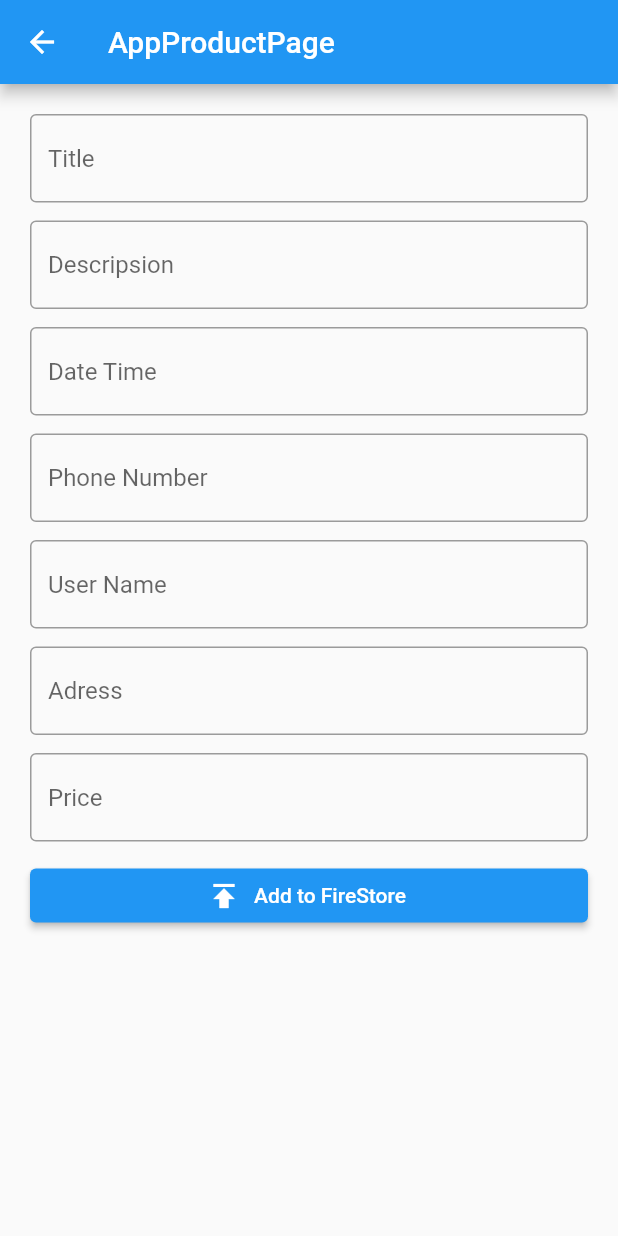
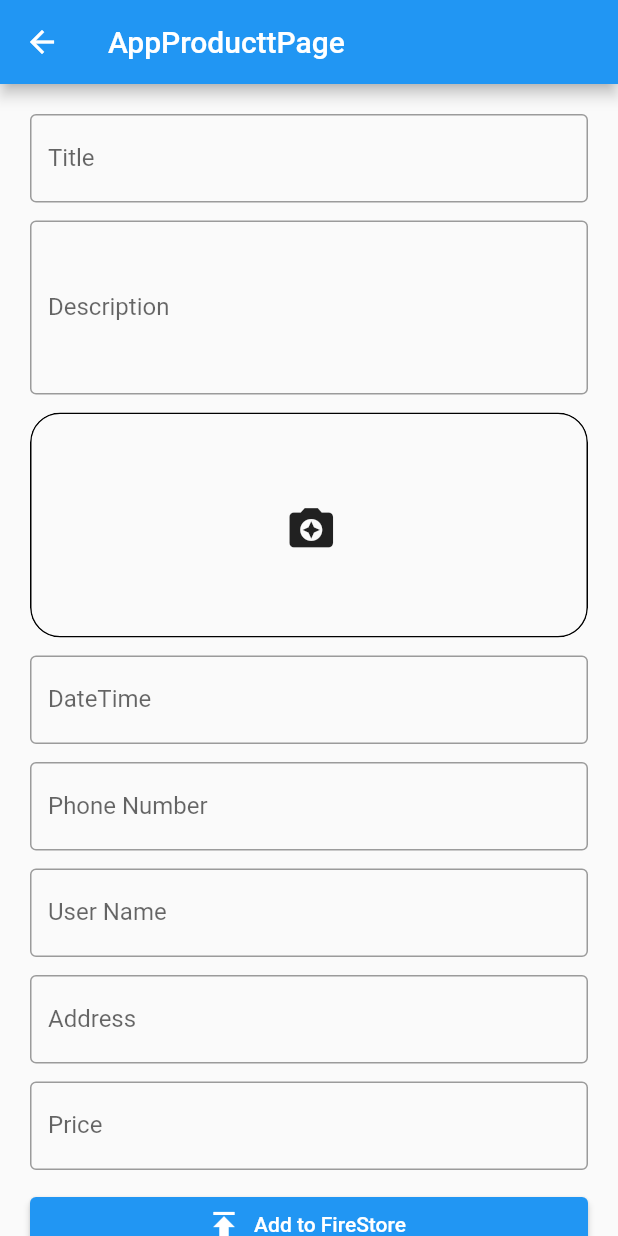
Before and after one commit to AiperiOrmonbekowa/jarnama_app, a Flutter app: the screen it shows after launch, after a tap on the "add" icon, on a phone screen of 412 x 824 dp. Run offline on Flutter 3.47's test engine with Material 2 defaults, Android fonts, the phone set to English and light mode, and no system bars; our stand-ins replace firebase_core, image_picker; accounts and stored records are empty.

Commit message:
image picker

```diff
--- a/lib/app_product/page/app_product_page.dart
+++ b/lib/app_product/page/app_product_page.dart
@@ -1,98 +1,84 @@
-import 'package:flutter/cupertino.dart';
+import 'dart:io';
+
 import 'package:flutter/material.dart';
+import 'package:image_picker/image_picker.dart';
+import 'package:intl/intl.dart';
+import 'package:jarnama_app/components/custom_text_field.dart';
+import '../../components/image_card.dart';
+import '../../components/image_container.dart';
+import '../../services/date_time.service.dart';
+import '../../services/image_picker_service.dart';
 
-import '../../components/custom_text_field.dart';
+// ignore: must_be_immutable
+class AppProductPage extends StatelessWidget {
+  AppProductPage({Key? key}) : super(key: key);
 
-class AppProductPage extends StatelessWidget {
-  const AppProductPage({Key? key}) : super(key: key);
+  final title = TextEditingController();
+  final desc = TextEditingController();
+  final dateTime = TextEditingController();
+  final phone = TextEditingController();
+  final userName = TextEditingController();
+  final address = TextEditingController();
+  final price = TextEditingController();
+  List<XFile> images = [];
 
   @override
   Widget build(BuildContext context) {
-    final _title = TextEditingController();
-    final _desc = TextEditingController();
-    final _datetime = TextEditingController();
-    final _phone = TextEditingController();
-    final _userName = TextEditingController();
-    final _adress = TextEditingController();
-    final _price = TextEditingController();
     return Scaffold(
       appBar: AppBar(
-        title: const Text('AppProductPage'),
+        title: const Text('AppProducttPage'),
       ),
       body: ListView(
-        padding: const EdgeInsets.fromLTRB(20, 20, 20, 20),
+        padding: const EdgeInsets.all(20),
         children: [
           CustomTextField(
-            controller: _title,
+            controller: title,
             hintText: 'Title',
           ),
-          const SizedBox(
-            height: 12,
+          const SizedBox(height: 12),
+          CustomTextField(
+            controller: desc,
+            maxLines: 4,
+            hintText: 'Description',
           ),
+          const SizedBox(height: 12),
+          ImageContainer(
+            images: images,
+            onPiced: (value) => images = value,
+          ),
+          const SizedBox(height: 12),
           CustomTextField(
-            controller: _desc,
-            hintText: 'Descripsion',
-          ),
-          const SizedBox(
-            height: 12,
-          ),
-          CustomTextField(
-            controller: _datetime,
-            hintText: 'Date Time',
+            controller: dateTime,
+            hintText: 'DateTime',
             focusNode: FocusNode(),
             onTap: () async {
-              // iosDatePicker(BuildContext context) {
-              showCupertinoModalPopup(
-                  context: context,
-                  builder: (BuildContext builder) {
-                    return Container(
-                      height:
-                          MediaQuery.of(context).copyWith().size.height * 0.25,
-                      color: Colors.white,
-                      child: CupertinoDatePicker(
-                        mode: CupertinoDatePickerMode.date,
-                        onDateTimeChanged: (value) {
-                          _datetime.text = value.toString();
-                        },
-                        initialDateTime: DateTime.now(),
-                        minimumYear: 2000,
-                        maximumYear: 3000,
-                      ),
-                    );
-                  });
+              await DateTimeService.showDateTimePicker(
+                context,
+                (value) => dateTime.text = DateFormat("d MMM, y").format(value),
+              );
             },
           ),
-          const SizedBox(
-            height: 12,
-          ),
+          const SizedBox(height: 12),
           CustomTextField(
-            controller: _phone,
+            controller: phone,
             hintText: 'Phone Number',
           ),
-          const SizedBox(
-            height: 12,
-          ),
+          const SizedBox(height: 12),
           CustomTextField(
-            controller: _userName,
+            controller: userName,
             hintText: 'User Name',
           ),
-          const SizedBox(
-            height: 12,
+          const SizedBox(height: 12),
+          CustomTextField(
+            controller: address,
+            hintText: 'Address',
           ),
+          const SizedBox(height: 12),
           CustomTextField(
-            controller: _adress,
-            hintText: 'Adress',
-          ),
-          const SizedBox(
-            height: 12,
-          ),
-          CustomTextField(
-            controller: _price,
+            controller: price,
             hintText: 'Price',
           ),
-          const SizedBox(
-            height: 12,
-          ),
+          const SizedBox(height: 12),
           ElevatedButton.icon(
             onPressed: () {},
             icon: const Icon(Icons.publish),
--- a/lib/components/custom_text_field.dart
+++ b/lib/components/custom_text_field.dart
@@ -2,7 +2,7 @@ import 'package:flutter/material.dart';
 
 class CustomTextField extends StatelessWidget {
   const CustomTextField({
-    Key? key,
+    super.key,
     this.hintText,
     this.controller,
     this.onTap,
@@ -10,11 +10,11 @@ class CustomTextField extends StatelessWidget {
     this.prefixIcon,
     this.suffixIcon,
     this.focusNode,
-  }) : super(key: key);
+  });
 
   final String? hintText;
   final TextEditingController? controller;
-  final Function()? onTap;
+  final void Function()? onTap;
   final int? maxLines;
   final Widget? prefixIcon;
   final Widget? suffixIcon;
@@ -23,13 +23,15 @@ class CustomTextField extends StatelessWidget {
   @override
   Widget build(BuildContext context) {
     return TextFormField(
+      controller: controller,
       onTap: onTap,
       maxLines: maxLines,
       focusNode: focusNode,
       decoration: InputDecoration(
         prefixIcon: prefixIcon,
         suffixIcon: suffixIcon,
-        hintText: hintText ?? '',
+        label: Text(hintText ?? ''),
+        hintText: hintText,
         border: const OutlineInputBorder(),
       ),
     );
--- /dev/null
+++ b/lib/components/image_container.dart
@@ -0,0 +1,95 @@
+import 'package:flutter/material.dart';
+import 'package:image_picker/image_picker.dart';
+
+import '../services/image_picker_service.dart';
+import 'image_card.dart';
+
+class ImageContainer extends StatefulWidget {
+  ImageContainer({
+    Key? key,
+    required this.images,
+    required this.onPiced,
+  }) : super(key: key);
+  List<XFile> images;
+  final void Function(List<XFile> images) onPiced;
+
+  @override
+  State<ImageContainer> createState() => _ImageContainerState();
+}
+
+class _ImageContainerState extends State<ImageContainer> {
+  final service = ImagePickerService();
+  @override
+  Widget build(BuildContext context) {
+    return ClipRRect(
+      borderRadius: BorderRadius.circular(20),
+      child: Container(
+        width: double.infinity,
+        decoration: BoxDecoration(
+          border: Border.all(),
+          borderRadius: BorderRadius.circular(20),
+        ),
+        child: widget.images.isNotEmpty
+            ? SizedBox(
+                height: 300,
+                child: Stack(
+                  children: [
+                    GridView.builder(
+                        gridDelegate:
+                            const SliverGridDelegateWithFixedCrossAxisCount(
+                                crossAxisCount: 3),
+                        itemCount: widget.images.length,
+                        itemBuilder: (BuildContext context, int index) {
+                          return ImageCard(
+                            file: widget.images[index],
+                            delete: (value) {
+                              widget.images.remove(value);
+
+                              setState(() {});
+                            },
+                          );
+                        }),
+                    Positioned(
+                      bottom: 7,
+                      right: 7,
+                      child: IconButton(
+                        onPressed: () async {
+                          final value = await service.pickImages();
+                          if (value != null) {
+                            widget.onPiced(value);
+                            widget.images = value;
+                            setState(() {});
+                          }
+                        },
+                        icon: const Icon(
+                          Icons.camera_enhance,
+                          size: 30,
+                        ),
+                      ),
+                    ),
+                  ],
+                ),
+              )
+            : Center(
+                child: Padding(
+                  padding: const EdgeInsets.all(50),
+                  child: IconButton(
+                    onPressed: () async {
+                      final value = await service.pickImages();
+                      if (value != null) {
+                        widget.onPiced(value);
+                        widget.images = value;
+                        setState(() {});
+                      }
+                    },
+                    icon: const Icon(
+                      Icons.camera_enhance,
+                      size: 35,
+                    ),
+                  ),
+                ),
+              ),
+      ),
+    );
+  }
+}
--- a/lib/home/page/home_page.dart
+++ b/lib/home/page/home_page.dart
@@ -19,7 +19,7 @@ class _HomePageState extends State<HomePage> {
       floatingActionButton: FloatingActionButton(
         onPressed: () {
           Navigator.push(context,
-              MaterialPageRoute(builder: (context) => const AppProductPage()));
+              MaterialPageRoute(builder: (context) => AppProductPage()));
         },
         child: const Icon(Icons.add),
       ),
--- a/lib/model/product_model.dart
+++ b/lib/model/product_model.dart
@@ -1,35 +1,35 @@
-// ignore_for_file: public_member_api_docs, sort_constructors_first
 import 'dart:convert';
 
 class Product {
-  const Product(
-      {this.images,
-      required this.title,
-      required this.descripsion,
-      required this.dateTime,
-      required this.phoneNumber,
-      required this.userName,
-      required this.adress,
-      this.prices});
+  const Product({
+    this.images,
+    required this.title,
+    required this.description,
+    required this.dateTime,
+    required this.phoneNumber,
+    required this.userName,
+    required this.address,
+    this.prices,
+  });
 
   final List<String>? images;
   final String title;
-  final String descripsion;
+  final String description;
   final String dateTime;
   final String phoneNumber;
   final String userName;
-  final String adress;
+  final String address;
   final String? prices;
 
   Map<String, dynamic> toMap() {
     return <String, dynamic>{
       'images': images,
       'title': title,
-      'descripsion': descripsion,
+      'description': description,
       'dateTime': dateTime,
       'phoneNumber': phoneNumber,
       'userName': userName,
-      'adress': adress,
+      'address': address,
       'prices': prices,
     };
   }
@@ -40,11 +40,11 @@ class Product {
           ? List<String>.from((map['images'] as List<String>))
           : null,
       title: map['title'] as String,
-      descripsion: map['descripsion'] as String,
+      description: map['description'] as String,
       dateTime: map['dateTime'] as String,
       phoneNumber: map['phoneNumber'] as String,
       userName: map['userName'] as String,
-      adress: map['adress'] as String,
+      address: map['address'] as String,
       prices: map['prices'] != null ? map['prices'] as String : null,
     );
   }
--- /dev/null
+++ b/lib/services/date_time.service.dart
@@ -0,0 +1,23 @@
+import 'package:flutter/cupertino.dart';
+import 'package:flutter/material.dart';
+
+class DateTimeService {
+  static Future<void> showDateTimePicker(
+      BuildContext context, void Function(DateTime) onChanged) async {
+    return showCupertinoModalPopup(
+        context: context,
+        builder: (BuildContext builder) {
+          return Container(
+            height: MediaQuery.of(context).copyWith().size.height * 0.25,
+            color: Colors.white,
+            child: CupertinoDatePicker(
+              mode: CupertinoDatePickerMode.date,
+              onDateTimeChanged: onChanged,
+              initialDateTime: DateTime.now(),
+              minimumYear: 2000,
+              maximumYear: 3000,
+            ),
+          );
+        });
+  }
+}
--- /dev/null
+++ b/lib/services/image_picker_service.dart
@@ -0,0 +1,10 @@
+import 'package:image_picker/image_picker.dart';
+
+class ImagePickerService {
+  final ImagePicker _picker = ImagePicker();
+
+  Future<List<XFile>?> pickImages() async {
+    final images = await _picker.pickMultiImage();
+    return images;
+  }
+}
--- a/pubspec.yaml
+++ b/pubspec.yaml
@@ -37,6 +37,8 @@ dependencies:
   # Use with the CupertinoIcons class for iOS style icons.
   cupertino_icons: ^1.0.2
   firebase_core: ^2.7.0
+  intl: ^0.18.0
+  image_picker: ^0.8.6+4
 
 dev_dependencies:
   flutter_test:
```
Also changed, not shown: lib/components/image_card.dart (added, +44 -0 lines), pubspec.lock, 2 other files.
